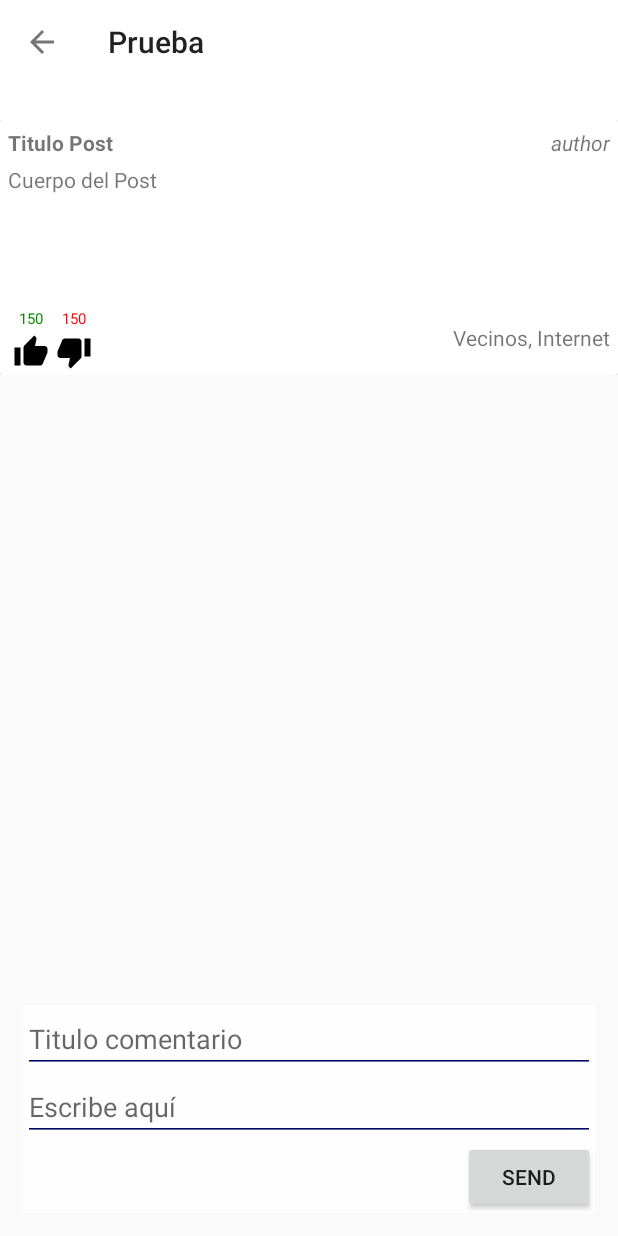
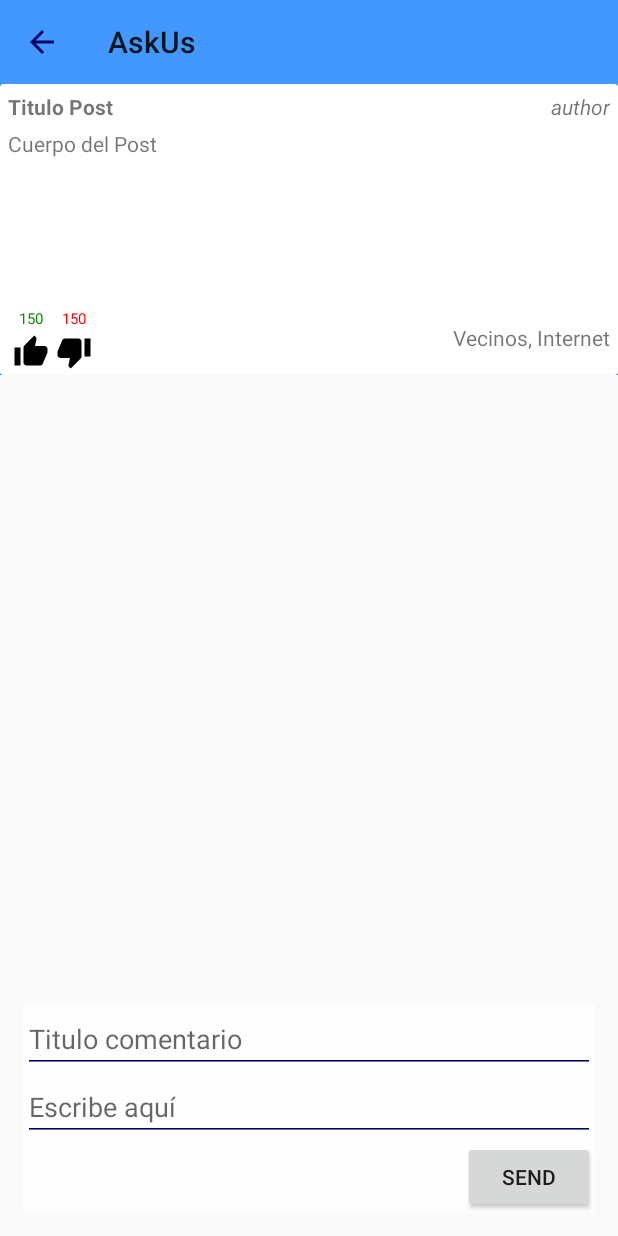
Before and after one commit to randomkwiz/askus-repo, an Android app: the DetailsPostActivity screen opened directly, with no data from a screen before it, on a phone screen of 412 x 824 dp. Run offline under Robolectric (Android 15) with nearby library versions, the phone set to English and light mode, and no system bars; our stand-ins replace Dagger/Hilt's generated code.

Commit message:
-avances en details activity + comentarios -ahora ya se ve como quiero -falta mejorar el recuadro donde se escriben comentarios

```diff
--- a/AskUs/app/src/main/java/es/iesnervion/avazquez/askus/DTOs/ComentarioDTO.kt
+++ b/AskUs/app/src/main/java/es/iesnervion/avazquez/askus/DTOs/ComentarioDTO.kt
@@ -7,6 +7,7 @@ data class ComentarioDTO(
     @SerializedName("fechaPublicacion") val fechaPublicacion: String,
     @SerializedName("idComentarioAlQueResponde ") val idComentarioAlQueResponde : Int?=0,
     @SerializedName("idUsuario") val idUsuario: Int,
+    @SerializedName("idPublicacion") val idPublicacion: Int,
     @SerializedName("isBanned") val isBanned: Boolean?=false,
     @SerializedName("isBorrado") val isBorrado: Boolean?=false,
     @SerializedName("texto") val texto: String,
--- a/AskUs/app/src/main/java/es/iesnervion/avazquez/askus/ui/details/view/DetailsPostActivity.kt
+++ b/AskUs/app/src/main/java/es/iesnervion/avazquez/askus/ui/details/view/DetailsPostActivity.kt
@@ -55,6 +55,9 @@ class DetailsPostActivity : AppCompatActivity(), View.OnClickListener {
         arrow_up.setOnClickListener(this)
         arrow_down.setOnClickListener(this)
         btn_send_comment.setOnClickListener(this)
+        appbar.setNavigationOnClickListener {
+            onBackPressed()
+        }
     }
 
     private fun initObservers() {
@@ -80,6 +83,8 @@ class DetailsPostActivity : AppCompatActivity(), View.OnClickListener {
                     }
                 }
             }
+            btnSendHasBeenClicked = false
+            //TODO creo que no hace falta esto del btn has been clicked porque esto es una activity
         }
         viewModel.getInsertedCommentResponseCode().observe(this, commentSentObserver)
     }
@@ -114,8 +119,8 @@ class DetailsPostActivity : AppCompatActivity(), View.OnClickListener {
                         ComentarioDTO(0,
                             getFormattedCurrentDatetime(),
                             0,
-                            idCurrentUser
-                            ,
+                            idCurrentUser,
+                            idPost,
                             false,
                             false,
                             comment_text.text.toString(),
--- a/AskUs/app/src/main/res/layout/activity_details_post.xml
+++ b/AskUs/app/src/main/res/layout/activity_details_post.xml
@@ -6,37 +6,36 @@
     android:layout_height="match_parent"
     tools:context=".ui.details.view.DetailsPostActivity">
 
-
     <com.google.android.material.appbar.AppBarLayout
         android:id="@+id/appbarLayout"
         android:layout_width="match_parent"
         android:layout_height="250dp"
-        android:background="#FFFFFF"
         android:fitsSystemWindows="true">
 
         <com.google.android.material.appbar.CollapsingToolbarLayout
             android:id="@+id/ctlLayout"
+            app:layout_collapseMode="parallax"
             android:layout_width="match_parent"
             android:layout_height="match_parent"
             android:fitsSystemWindows="true"
-            app:contentScrim="#FFFFFF"
             app:layout_scrollFlags="scroll|exitUntilCollapsed"
             app:titleEnabled="false">
 
             <FrameLayout
+                android:layout_marginTop="?attr/actionBarSize"
                 android:layout_width="match_parent"
-                android:layout_height="wrap_content"
-                android:layout_gravity="bottom"
-                app:layout_collapseMode="parallax">
+                android:layout_height="match_parent">
 
                 <androidx.constraintlayout.widget.ConstraintLayout
                     android:layout_width="match_parent"
-                    android:layout_height="wrap_content">
+                    android:layout_height="match_parent">
 
                     <androidx.cardview.widget.CardView
+
                         android:id="@+id/element_card_view"
-                        android:layout_width="0dp"
-                        android:layout_height="170dp"
+                        android:layout_width="match_parent"
+                        android:layout_height="match_parent"
+                        app:layout_constraintBottom_toBottomOf="parent"
                         app:layout_constraintEnd_toEndOf="parent"
                         app:layout_constraintStart_toStartOf="parent"
                         app:layout_constraintTop_toTopOf="parent">
@@ -60,7 +59,6 @@
                                 android:id="@+id/upvotes_count"
                                 android:layout_width="wrap_content"
                                 android:layout_height="wrap_content"
-
                                 android:text="150"
                                 android:textColor="#0C8C00"
                                 android:textSize="10sp"
@@ -105,8 +103,7 @@
                                 app:layout_constraintBottom_toTopOf="@id/lbl_post_text"
                                 app:layout_constraintEnd_toStartOf="@id/lbl_author_nick"
                                 app:layout_constraintStart_toStartOf="parent"
-                                app:layout_constraintTop_toTopOf="parent"
-                                app:layout_constraintVertical_bias="0.1" />
+                                app:layout_constraintTop_toTopOf="parent" />
 
                             <TextView
                                 android:id="@+id/lbl_author_nick"
@@ -126,7 +123,7 @@
 
                             <TextView
                                 android:id="@+id/lbl_post_text"
-                                android:layout_width="0dp"
+                                android:layout_width="match_parent"
                                 android:layout_height="0dp"
                                 android:layout_margin="5dp"
                                 android:scrollbars="vertical"
@@ -161,12 +158,10 @@
 
             <androidx.appcompat.widget.Toolbar
                 android:id="@+id/appbar"
+                android:background="@color/colorPrimary"
                 android:layout_width="match_parent"
                 android:layout_height="?attr/actionBarSize"
-                android:minHeight="?attr/actionBarSize"
-                app:layout_collapseMode="pin"
-                app:theme="@style/ThemeOverlay.AppCompat.Light"
-                app:title="Prueba" />
+                app:layout_collapseMode="pin" />
         </com.google.android.material.appbar.CollapsingToolbarLayout>
 
     </com.google.android.material.appbar.AppBarLayout>
```
